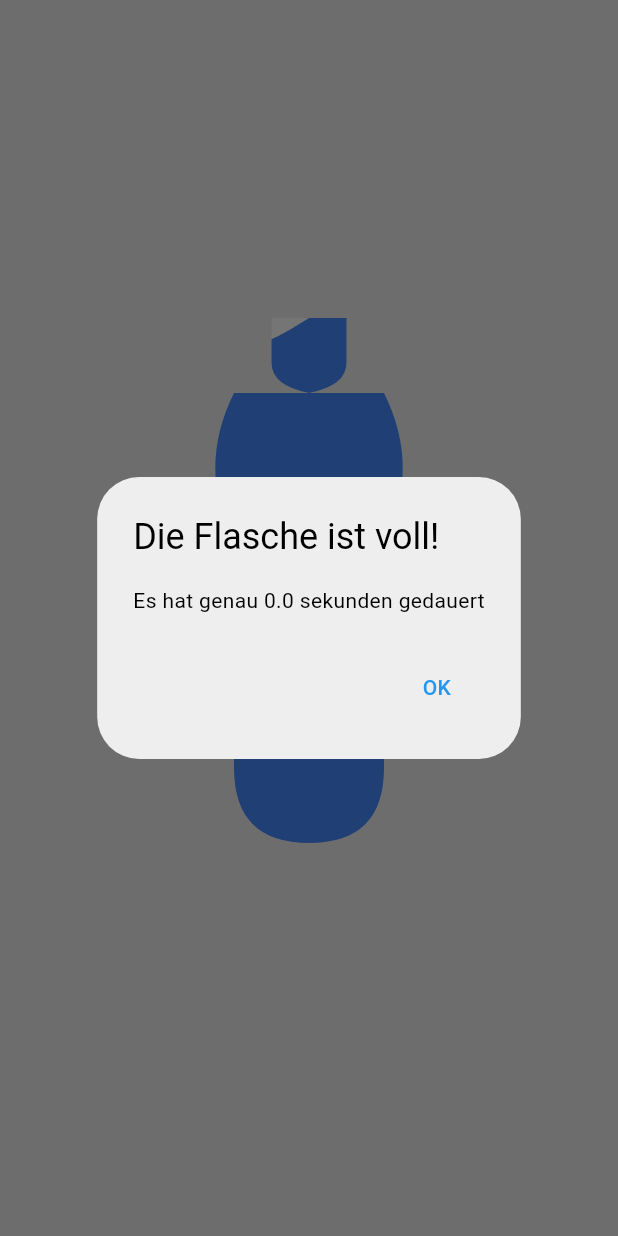
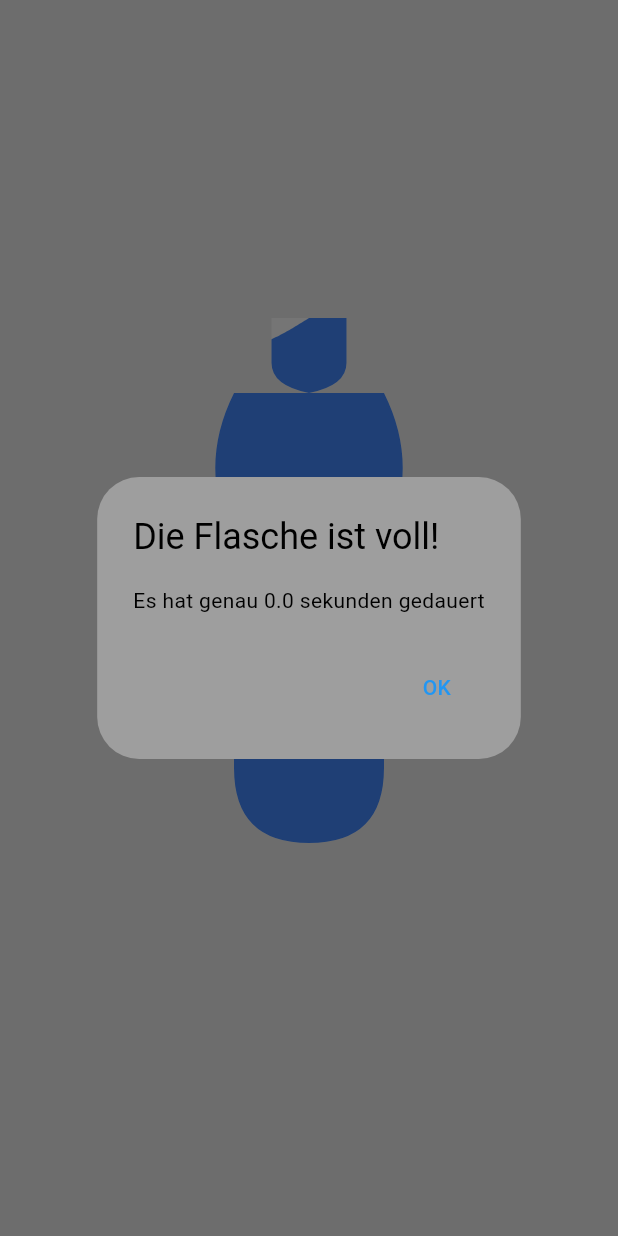
Before and after one commit to PoseidonPSE2/app, a Flutter app: the WaterloadingAnimation widget shown alone on an empty page, opened directly with empty values, on a phone screen of 412 x 824 dp. Run offline on Flutter 3.47's test engine with Material 3 defaults, Android fonts, the phone set to English and light mode, and no system bars; our stand-ins replace carousel_slider, flutter_map, flutter_rating_bar, font_awesome_flutter, geolocator, hex and 3 more; missing offline and left inert: mqtt_client, nfc_manager; accounts and stored records are empty; network calls fail.

Commit message:
changed things for animation

```diff
--- a/lib/pages/refill/refill_settings.dart
+++ b/lib/pages/refill/refill_settings.dart
@@ -230,6 +230,7 @@ class _EditBottleState extends State<EditRefill> {
       barrierDismissible: false, // Disable dismissing the dialog
       builder: (BuildContext context) {
         return AlertDialog(
+          backgroundColor: Colors.grey[200],
           title: Padding(
             padding: const EdgeInsets.all(20.0),
             child: WaterloadingAnimation(duration: duration),
--- a/lib/widgets/loading_animation.dart
+++ b/lib/widgets/loading_animation.dart
@@ -46,13 +46,13 @@ class _WaterloadingAnimationState extends State<WaterloadingAnimation>
       context: context,
       builder: (BuildContext context) {
         return AlertDialog(
+          backgroundColor: Colors.grey,
           title: const Text('Die Flasche ist voll!'),
           content: Text("Es hat genau ${widget.duration} sekunden gedauert"),
           actions: [
             TextButton(
               onPressed: () {
                 Navigator.of(context).popUntil((route) => route.isFirst);
-
               },
               child: const Text(
                 'OK',
```
